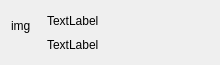
First picture: the form in plugins/buddycloud/comment_frame.ui, repository marosi/SocialDesktopClient, before the edit.
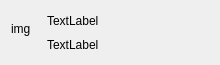
Second picture: the form after the edit.

Patch:
```diff
--- a/plugins/buddycloud/comment_frame.ui
+++ b/plugins/buddycloud/comment_frame.ui
@@ -17,7 +17,9 @@
    <enum>QFrame::NoFrame</enum>
   </property>
   <layout class="QHBoxLayout" name="horizontalLayout">
-   <item alignment="Qt::AlignTop">
+   <item>
+    <layout class="QVBoxLayout" name="verticalLayout_2">
+     <item>
     <widget class="QLabel" name="avatarLabel">
      <property name="minimumSize">
       <size>
@@ -38,6 +40,15 @@
       <bool>true</bool>
      </property>
     </widget>
+     </item>
+     <item>
+      <spacer name="verticalSpacer">
+       <property name="orientation">
+        <enum>Qt::Vertical</enum>
+       </property>
+      </spacer>
+     </item>
+    </layout>
    </item>
    <item>
     <layout class="QVBoxLayout" name="verticalLayout">
```
Lines whose indentation alone changed are shown as unchanged.
